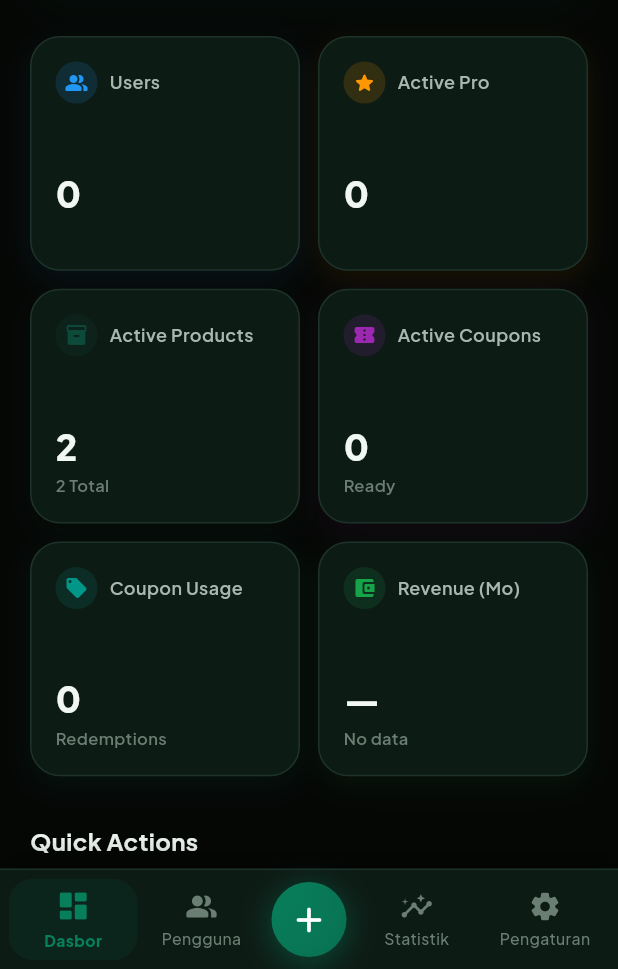
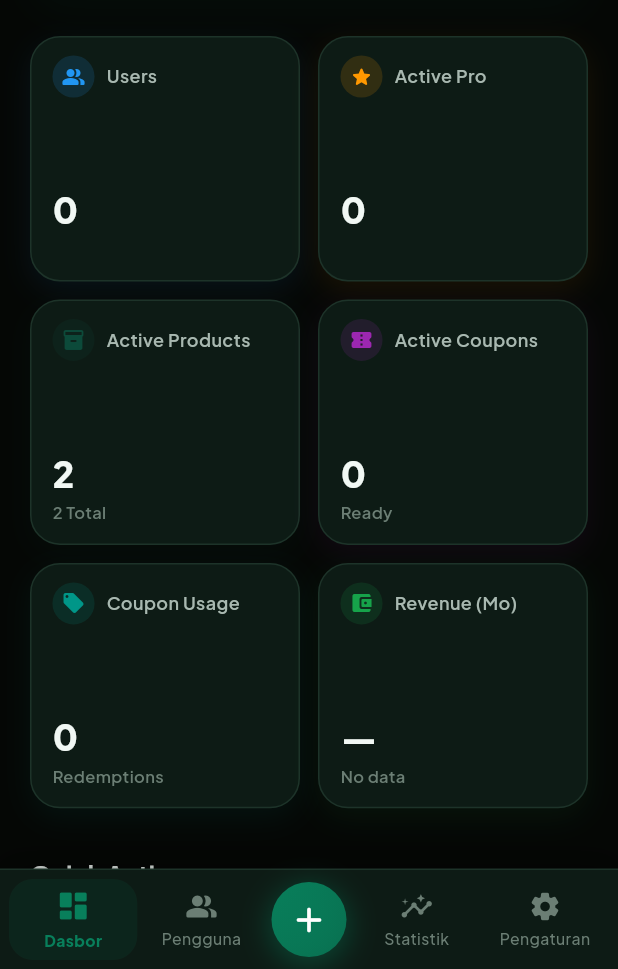
Before and after one commit to Astaa25/ASTRACK, a Flutter app: the AdminDashboardScreen screen opened directly, after a tap on the "dark mode" icon, on a phone screen of 412 x 824 dp, the part 267-1236 px from its top. Run offline on Flutter 3.47's test engine with Material 3 defaults, Android fonts, the phone set to English and light mode, and no system bars; our stand-ins replace fl_chart, flutter_secure_storage, google_fonts, image_picker, package_info_plus, shared_preferences and 1 more; missing offline and left inert: dart:html, dart:js, google_mlkit_text_recognition; accounts and stored records are empty; network calls fail.

Commit message:
fix(ui): resolve pixel overflow across all screens and bump version to 2.0.0

```diff
--- a/lib/app/config/app_config.dart
+++ b/lib/app/config/app_config.dart
@@ -3,8 +3,8 @@
 class AppConfig {
   static const String appName = 'ASTRACK';
   static const String tagline = 'Track Your Money, Shape Your Future';
-  static const String version = '1.0.0';
-  static const int buildNumber = 1;
+  static const String version = '2.0.0';
+  static const int buildNumber = 2;
   static const String author = 'Abrar Astafaraiz';
   static const String copyright = '© 2026 ASTRACK. All rights reserved.';
   static const String website = 'https://astrack.app';
--- a/lib/features/admin/admin_dashboard_screen.dart
+++ b/lib/features/admin/admin_dashboard_screen.dart
@@ -249,13 +249,16 @@ class _AdminDashboardScreenState extends State<AdminDashboardScreen> {
   }
 
   Widget _buildKPIs(bool isDark) {
+    final screenWidth = MediaQuery.of(context).size.width;
+    final aspectRatio = screenWidth < 360 ? 0.95 : 1.1;
+
     return GridView.count(
       shrinkWrap: true,
       crossAxisCount: 2,
       physics: const NeverScrollableScrollPhysics(),
       crossAxisSpacing: 12,
       mainAxisSpacing: 12,
-      childAspectRatio: 1.15,
+      childAspectRatio: aspectRatio,
       children: [
         _kpiCard('Users', _totalUsers.toString(), _totalUsers > 0 ? '+12%' : '', Icons.people_alt_rounded, Colors.blue, isDark),
         _kpiCard('Active Pro', _activeSubs.toString(), _activeSubs > 0 ? '+5%' : '', Icons.star_rounded, Colors.orange, isDark),
@@ -278,7 +281,7 @@ class _AdminDashboardScreenState extends State<AdminDashboardScreen> {
           child: Opacity(
             opacity: anim,
             child: Container(
-              padding: const EdgeInsets.all(16),
+              padding: const EdgeInsets.symmetric(horizontal: 14, vertical: 12),
               decoration: BoxDecoration(
                 color: isDark ? AppColors.darkCard : Colors.white,
                 borderRadius: BorderRadius.circular(20),
--- a/lib/features/onboarding/onboarding_screen.dart
+++ b/lib/features/onboarding/onboarding_screen.dart
@@ -200,7 +200,7 @@ class _OnboardingScreenState extends State<OnboardingScreen>
 
             // ── Bottom bar ────────────────────────────────────────────────
             Padding(
-              padding: const EdgeInsets.fromLTRB(24, 16, 24, 24),
+              padding: const EdgeInsets.fromLTRB(16, 12, 16, 16),
               child: Row(
                 children: [
                   // Page dots
@@ -211,8 +211,8 @@ class _OnboardingScreenState extends State<OnboardingScreen>
                         duration: const Duration(milliseconds: 300),
                         curve: Curves.easeInOut,
                         margin: const EdgeInsets.only(right: 6),
-                        width: isActive ? 24 : 7,
-                        height: 7,
+                        width: isActive ? 20 : 6,
+                        height: 6,
                         decoration: BoxDecoration(
                           color: isActive
                               ? Color(_slides[_currentPage].colorHex)
@@ -230,7 +230,7 @@ class _OnboardingScreenState extends State<OnboardingScreen>
                     onTap: _next,
                     child: AnimatedContainer(
                       duration: const Duration(milliseconds: 300),
-                      padding: const EdgeInsets.symmetric(horizontal: 24, vertical: 14),
+                      padding: const EdgeInsets.symmetric(horizontal: 16, vertical: 12),
                       decoration: BoxDecoration(
                         color: Color(_slides[_currentPage].colorHex),
                         borderRadius: BorderRadius.circular(30),
@@ -250,11 +250,11 @@ class _OnboardingScreenState extends State<OnboardingScreen>
                             style: const TextStyle(
                               color: Colors.white,
                               fontWeight: FontWeight.w700,
-                              fontSize: 14,
+                              fontSize: 13,
                             ),
                           ),
-                          const SizedBox(width: 6),
-                          const Icon(Icons.arrow_forward_rounded, color: Colors.white, size: 18),
+                          const SizedBox(width: 4),
+                          const Icon(Icons.arrow_forward_rounded, color: Colors.white, size: 16),
                         ],
                       ),
                     ),
@@ -284,7 +284,7 @@ class _OnboardingScreenState extends State<OnboardingScreen>
         children: [
           // ── Hero illustration ──────────────────────────────────────────
           Expanded(
-            flex: 5,
+            flex: 4,
             child: AnimatedScale(
               scale: isCurrent ? 1.0 : 0.92,
               duration: const Duration(milliseconds: 350),
@@ -313,16 +313,16 @@ class _OnboardingScreenState extends State<OnboardingScreen>
                         ),
                       ),
                     ),
-                    const SizedBox(height: 16),
+                    const SizedBox(height: 12),
                     // Feature chips
                     Padding(
-                      padding: const EdgeInsets.only(bottom: 16),
+                      padding: const EdgeInsets.only(bottom: 12),
                       child: Wrap(
                         alignment: WrapAlignment.center,
                         spacing: 8,
-                        runSpacing: 8,
+                        runSpacing: 6,
                         children: slide.features.map((f) => Container(
-                          padding: const EdgeInsets.symmetric(horizontal: 12, vertical: 6),
+                          padding: const EdgeInsets.symmetric(horizontal: 10, vertical: 5),
                           decoration: BoxDecoration(
                             color: slideColor.withAlpha(25),
                             borderRadius: BorderRadius.circular(20),
@@ -336,7 +336,7 @@ class _OnboardingScreenState extends State<OnboardingScreen>
                               Text(f,
                                   style: TextStyle(
                                     color: slideColor,
-                                    fontSize: 12,
+                                    fontSize: 11,
                                     fontWeight: FontWeight.w600,
                                   )),
                             ],
@@ -350,11 +350,13 @@ class _OnboardingScreenState extends State<OnboardingScreen>
             ),
           ),
 
-          const SizedBox(height: 24),
+          const SizedBox(height: 16),
 
           // ── Text content ───────────────────────────────────────────────
           Expanded(
-            flex: 3,
+            flex: 4,
+            child: SingleChildScrollView(
+              physics: const BouncingScrollPhysics(),
               child: Column(
                 crossAxisAlignment: CrossAxisAlignment.start,
                 children: [
@@ -373,21 +375,22 @@ class _OnboardingScreenState extends State<OnboardingScreen>
                     style: TextStyle(
                       fontFamily: 'Plus Jakarta Sans',
                       color: textPrimary,
-                    fontSize: 22,
+                      fontSize: 20,
                       fontWeight: FontWeight.w900,
                       height: 1.2,
                     ),
                   ),
-                const SizedBox(height: 10),
+                  const SizedBox(height: 8),
                   Text(
                     slide.description,
                     style: TextStyle(
                       color: textSecondary,
-                    fontSize: 14,
-                    height: 1.6,
+                      fontSize: 13,
+                      height: 1.5,
                     ),
                   ),
                 ],
+              ),
             ),
           ),
         ],
--- a/lib/features/update/services/app_update_service.dart
+++ b/lib/features/update/services/app_update_service.dart
@@ -141,7 +141,7 @@ class AppUpdateService {
       final buildNum = int.tryParse(pkg.buildNumber) ?? 1;
       return (pkg.version, buildNum);
     } catch (_) {
-      return ('1.0.0', 1);
+      return ('2.0.0', 2);
     }
   }
 }
--- a/pubspec.yaml
+++ b/pubspec.yaml
@@ -13,7 +13,7 @@ publish_to: 'none' # Remove this line if you wish to publish to pub.dev
 # Read more about Android versioning at https://developer.android.com/studio/publish/versioning
 # In Windows, build-name is used as the major, minor, and patch parts
 # of the product and file versions while build-number is used as the build suffix.
-version: 1.0.0+1
+version: 2.0.0+2
 
 environment:
   sdk: ^3.13.1
```
Also changed, not shown: lib/features/admin/admin_app_versions_screen.dart (+12 -4 lines), lib/features/ai/ai_chat_screen.dart (+8 -1 lines), lib/features/auth/pin_lock_screen.dart (+25 -21 lines), lib/features/auth/setup_sources_screen.dart (+10 -6 lines), lib/features/auth/user_customization_screen.dart (+6 -2 lines), lib/features/onboarding/welcome_screen.dart (+31 -16 lines), lib/features/reports/reports_screen.dart (+7 -3 lines), lib/features/subscription/subscription_screen.dart (+21 -3 lines), lib/widgets/brand_illustrations.dart (+6 -1 lines), 6 other files. Lines whose indentation alone changed are shown as unchanged.
